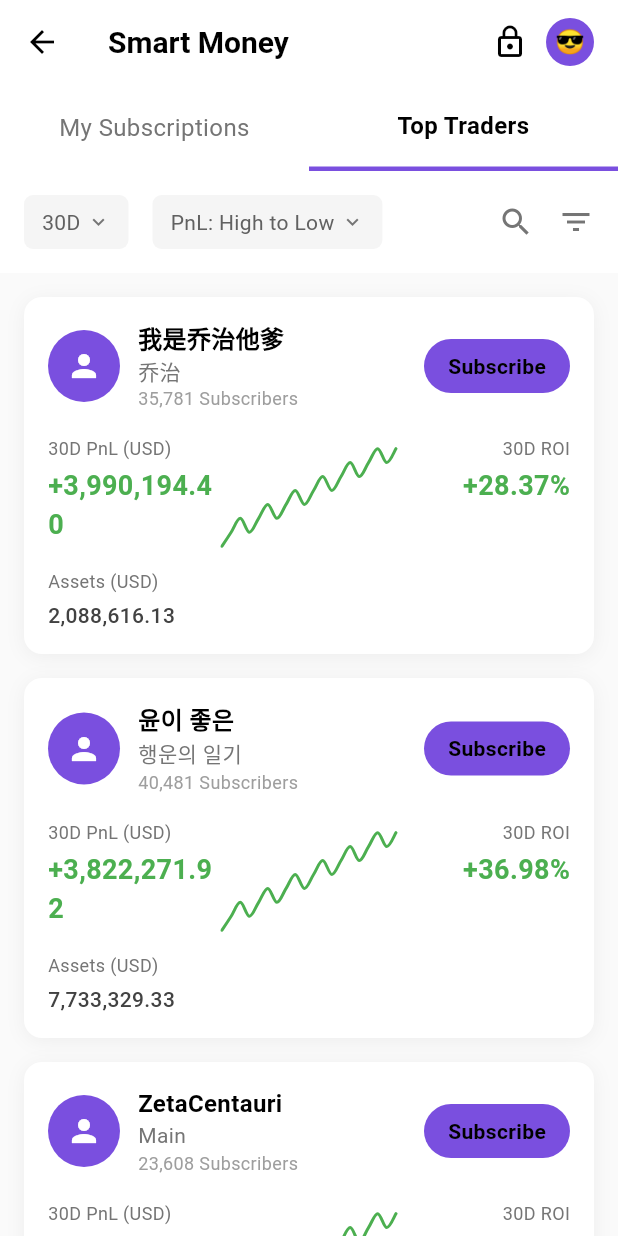
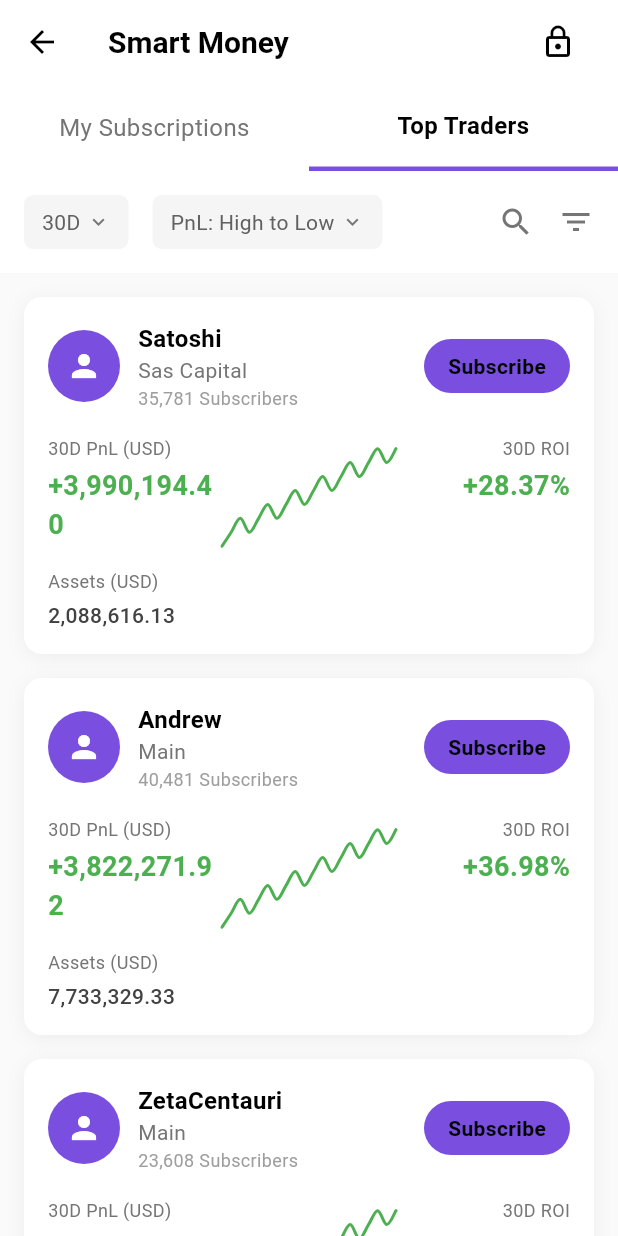
Before and after one commit to BOCK-CHAIN/BockDe-Fi, a Flutter app: the MobileSmartScreen screen opened directly, on a phone screen of 412 x 824 dp. Run offline on Flutter 3.47's test engine with Material 3 defaults, Android fonts, the phone set to English and light mode, and no system bars; drawn by our look-alikes of fl_chart; our stand-ins replace hex, qr_flutter, share_plus; missing offline and left inert: bip39, ed25519_hd_key, postgres, qr_code_scanner, web3dart.

Commit message:
lattest app

```diff
--- a/lib/mobile/screens/mobile_loan_screen.dart
+++ b/lib/mobile/screens/mobile_loan_screen.dart
@@ -92,7 +92,7 @@ class _MobileLoanScreenState extends State<MobileLoanScreen> {
             decoration: BoxDecoration(
               color: Colors.yellow.shade50,
               borderRadius: BorderRadius.circular(12),
-              border: Border.all(color: Colors.yellow.shade200),
+              border: Border.all(color: const Color.fromARGB(255, 194, 147, 255)),
             ),
             child: Column(
               crossAxisAlignment: CrossAxisAlignment.start,
--- a/lib/mobile/screens/mobile_smart_screen.dart
+++ b/lib/mobile/screens/mobile_smart_screen.dart
@@ -34,11 +34,11 @@ class _MobileSmartScreenState extends State<MobileSmartScreen> {
             icon: Icon(Icons.lock_outline, color: Colors.black),
             onPressed: () {},
           ),
-          CircleAvatar(
+          /*CircleAvatar(
             radius: 16,
             backgroundColor: const Color.fromARGB(255, 122, 79, 223),
             child: Text('😎', style: TextStyle(fontSize: 16)),
-          ),
+          ),*/
           SizedBox(width: 16),
         ],
       ),
@@ -108,8 +108,8 @@ class _MobileSmartScreenState extends State<MobileSmartScreen> {
               padding: EdgeInsets.all(16),
               children: [
                 _buildTraderCard(
-                  name: '我是乔治他爹',
-                  subtitle: '乔治',
+                  name: 'Satoshi',
+                  subtitle: 'Sas Capital',
                   subscribers: '35,781 Subscribers',
                   pnl: '+3,990,194.40',
                   roi: '+28.37%',
@@ -119,8 +119,8 @@ class _MobileSmartScreenState extends State<MobileSmartScreen> {
                 ),
                 SizedBox(height: 16),
                 _buildTraderCard(
-                  name: '윤이 좋은',
-                  subtitle: '행운의 일기',
+                  name: 'Andrew',
+                  subtitle: 'Main',
                   subscribers: '40,481 Subscribers',
                   pnl: '+3,822,271.92',
                   roi: '+36.98%',
--- a/lib/mobile/screens/wallet_market_screen.dart
+++ b/lib/mobile/screens/wallet_market_screen.dart
@@ -1681,10 +1681,10 @@ class _LeaderboardTabState extends State<LeaderboardTab> {
                           style: const TextStyle(fontSize: 18, fontWeight: FontWeight.bold),
                         ),
                         const SizedBox(width: 4),
-                        const Text(
+                        /*const Text(
                           '🇨🇦',
                           style: TextStyle(fontSize: 16),
-                        ),
+                        ),*/
                         const SizedBox(width: 4),
                         const Icon(Icons.copy, size: 14, color: Colors.grey),
                       ],
```
Also changed, not shown: lib/mobile/screens/mobile_copytrading_screen.dart (+6 -6 lines), lib/mobile/screens/mobile_futuremasters_screen.dart (+12 -12 lines), lib/mobile/screens/mobile_login_screen.dart (+4 -4 lines), lib/mobile/screens/mobile_service_screen.dart (+4 -4 lines).
